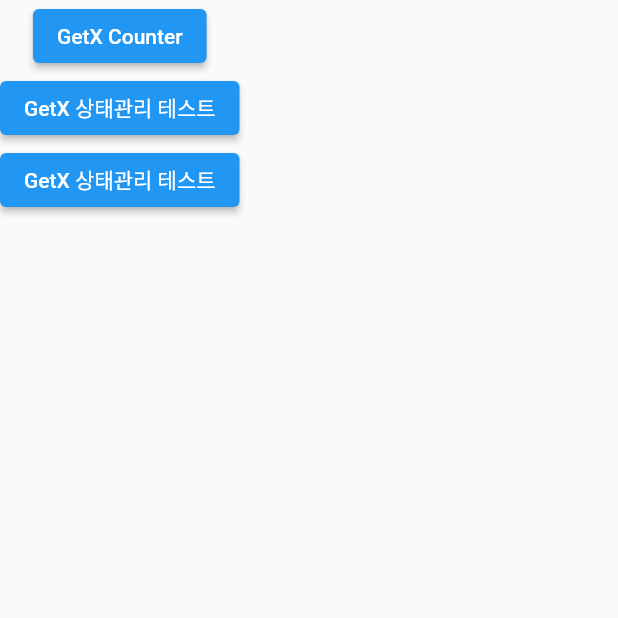
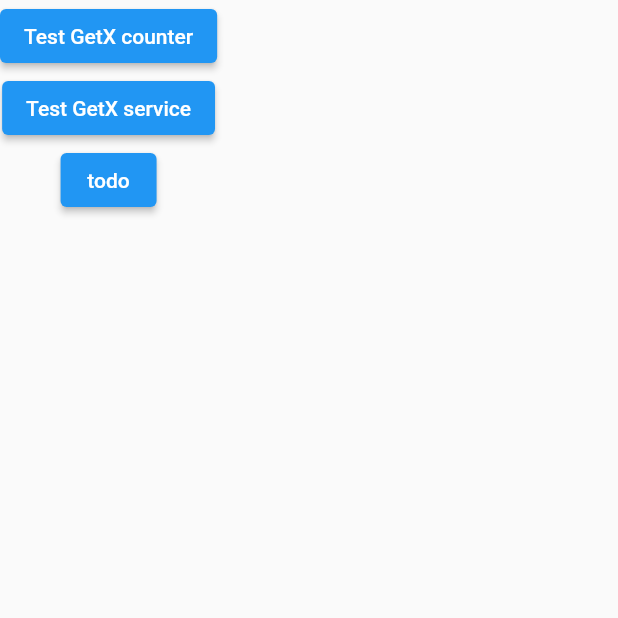
Before and after one commit to kwon0koang/test_flutter, a Flutter app: the screen it shows after launch, on a phone screen of 412 x 824 dp, the top half of it. Run offline on Flutter 3.47's test engine with Material 2 defaults, Android fonts, the phone set to English and light mode, and no system bars; our stand-ins replace get.

Commit message:
[kyk] test service

```diff
--- a/lib/main.dart
+++ b/lib/main.dart
@@ -1,6 +1,7 @@
 import 'package:flutter/material.dart';
 import 'package:get/get.dart';
-import 'package:test_flutter/src/pages/getx_counter.dart';
+import 'package:test_flutter/src/pages/getx_counter/getx_counter.dart';
+import 'package:test_flutter/src/pages/getx_counter_service/getx_static_counter.dart';
 
 void main() {
   runApp(const MyApp());
@@ -45,15 +46,17 @@ class MyHomePage extends StatelessWidget {
                 onPressed: () {
                   Get.to(GetXCounter());
                 },
-                child: Text("GetX Counter"),
+                child: Text("Test GetX counter"),
+              ),
+              ElevatedButton(
+                onPressed: () {
+                  Get.to(GetXStaticCounter());
+                },
+                child: Text("Test GetX service"),
               ),
               ElevatedButton(
                 onPressed: () {},
-                child: Text("GetX 상태관리 테스트"),
-              ),
-              ElevatedButton(
-                onPressed: () {},
-                child: Text("GetX 상태관리 테스트"),
+                child: Text("todo"),
               ),
             ],
           ),
--- a/lib/src/pages/getx_counter_controller.dart
+++ b/lib/src/pages/getx_counter/getx_counter_controller.dart
@@ -1,6 +1,9 @@
 import 'package:get/get.dart';
 
 class GetXCounterController extends GetxController {
+  // static getInstance() => Get.find();
+  static GetXCounterController get to => Get.find();
+
   RxInt count = 0.obs;
 
   void increase() {
```
Also changed, not shown: lib/src/pages/getx_counter/getx_counter.dart (added, +41 -0 lines), lib/src/pages/getx_counter_service/getx_counter_service.dart (added, +17 -0 lines), lib/src/pages/getx_counter_service/getx_static_counter.dart (renamed from lib/src/pages/getx_counter.dart, +8 -7 lines).
